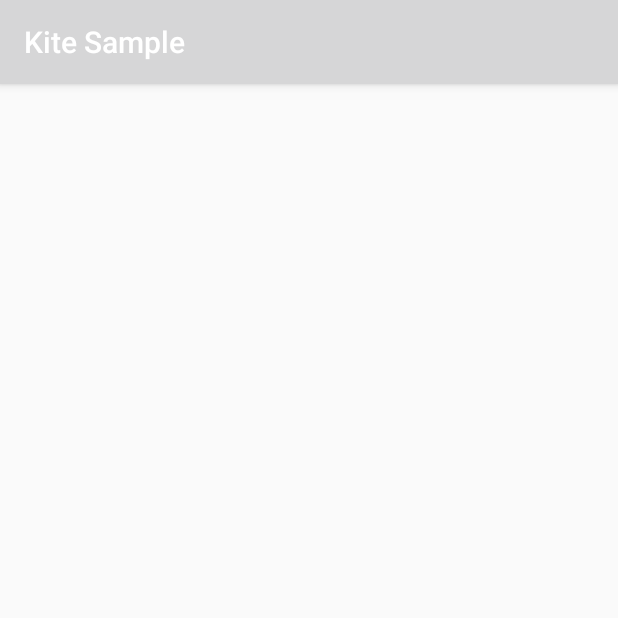
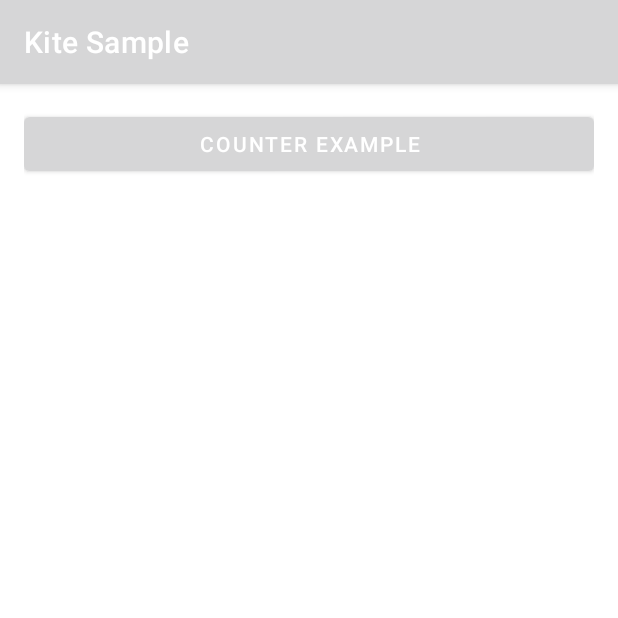
Before and after one commit to cats-oss/kite, an Android app: the screen it shows after launch (MainActivity), on a phone screen of 412 x 824 dp, the top half of it. Run offline under Robolectric (Android 15) with nearby library versions, the phone set to English and light mode, and no system bars.

Commit message:
Sample Base

```diff
--- /dev/null
+++ b/kite-sample/src/main/java/jp/co/cyberagent/kite/sample/HomeFragment.kt
@@ -0,0 +1,17 @@
+package jp.co.cyberagent.kite.sample
+
+import android.os.Bundle
+import android.view.View
+import androidx.fragment.app.Fragment
+import androidx.navigation.fragment.findNavController
+import jp.co.cyberagent.kite.sample.databinding.FragmentHomeBinding
+
+class HomeFragment : Fragment(R.layout.fragment_home) {
+
+  override fun onViewCreated(view: View, savedInstanceState: Bundle?) {
+    val binding = FragmentHomeBinding.bind(view)
+    binding.buttonCounterExample.setOnClickListener {
+      findNavController().navigate(MainGraph.Action.toCounterExample)
+    }
+  }
+}
--- a/kite-sample/src/main/java/jp/co/cyberagent/kite/sample/MainActivity.kt
+++ b/kite-sample/src/main/java/jp/co/cyberagent/kite/sample/MainActivity.kt
@@ -1,6 +1,30 @@
 package jp.co.cyberagent.kite.sample
 
+import android.os.Bundle
 import androidx.appcompat.app.AppCompatActivity
+import androidx.navigation.createGraph
+import androidx.navigation.fragment.NavHostFragment
+import androidx.navigation.fragment.fragment
+import jp.co.cyberagent.kite.sample.counter.CounterExampleFragment
 
 class MainActivity : AppCompatActivity() {
+
+  override fun onCreate(savedInstanceState: Bundle?) {
+    super.onCreate(savedInstanceState)
+    setContentView(R.layout.activity_main)
+
+    val navHostFragment = supportFragmentManager.findFragmentById(R.id.nav_host) as NavHostFragment
+
+    navHostFragment.navController.apply {
+      graph = createGraph(MainGraph.id, MainGraph.Dest.home) {
+        fragment<HomeFragment>(MainGraph.Dest.home) {
+          action(MainGraph.Action.toCounterExample) {
+            destinationId = MainGraph.Dest.counterExample
+          }
+        }
+
+        fragment<CounterExampleFragment>(MainGraph.Dest.counterExample)
+      }
+    }
+  }
 }
--- /dev/null
+++ b/kite-sample/src/main/java/jp/co/cyberagent/kite/sample/MainGraph.kt
@@ -0,0 +1,17 @@
+package jp.co.cyberagent.kite.sample
+
+object MainGraph {
+
+  private var idCount = 1
+
+  val id = idCount++
+
+  object Dest {
+    val home = idCount++
+    val counterExample = idCount++
+  }
+
+  object Action {
+    val toCounterExample = idCount++
+  }
+}
--- a/kite-sample/src/main/res/layout/activity_main.xml
+++ b/kite-sample/src/main/res/layout/activity_main.xml
@@ -1,10 +1,18 @@
 <?xml version="1.0" encoding="utf-8"?>
-<androidx.constraintlayout.widget.ConstraintLayout xmlns:android="http://schemas.android.com/apk/res/android"
+<FrameLayout xmlns:android="http://schemas.android.com/apk/res/android"
+  xmlns:app="http://schemas.android.com/apk/res-auto"
   xmlns:tools="http://schemas.android.com/tools"
   android:layout_width="match_parent"
   android:layout_height="match_parent"
-  android:animateLayoutChanges="true"
   tools:context=".MainActivity"
   >
 
-</androidx.constraintlayout.widget.ConstraintLayout>
+  <androidx.fragment.app.FragmentContainerView
+    android:id="@+id/nav_host"
+    android:name="androidx.navigation.fragment.NavHostFragment"
+    android:layout_width="match_parent"
+    android:layout_height="match_parent"
+    app:defaultNavHost="true"
+    />
+
+</FrameLayout>
--- /dev/null
+++ b/kite-sample/src/main/res/layout/fragment_counter_exaple.xml
@@ -0,0 +1,6 @@
+<?xml version="1.0" encoding="utf-8"?>
+<androidx.constraintlayout.widget.ConstraintLayout
+    xmlns:android="http://schemas.android.com/apk/res/android" android:layout_width="match_parent"
+    android:layout_height="match_parent">
+
+</androidx.constraintlayout.widget.ConstraintLayout>
--- /dev/null
+++ b/kite-sample/src/main/res/layout/fragment_home.xml
@@ -0,0 +1,17 @@
+<?xml version="1.0" encoding="utf-8"?>
+<LinearLayout xmlns:android="http://schemas.android.com/apk/res/android"
+  android:layout_width="match_parent"
+  android:layout_height="match_parent"
+  android:padding="16dp"
+  android:orientation="vertical"
+  android:gravity="center_horizontal"
+  >
+
+  <Button
+    android:id="@+id/button_counter_example"
+    android:layout_width="match_parent"
+    android:layout_height="wrap_content"
+    android:text="Counter Example"
+    />
+
+</LinearLayout>
--- a/kite-sample/src/main/res/values/styles.xml
+++ b/kite-sample/src/main/res/values/styles.xml
@@ -1,7 +1,7 @@
 <resources>
 
   <!-- Base application theme. -->
-  <style name="AppTheme" parent="Theme.AppCompat.Light.DarkActionBar">
+  <style name="AppTheme" parent="Theme.MaterialComponents.DayNight.DarkActionBar">
     <!-- Customize your theme here. -->
     <item name="colorPrimary">@color/colorPrimary</item>
     <item name="colorPrimaryDark">@color/colorPrimaryDark</item>
```
Also changed, not shown: buildSrc/src/main/java/module-config.gradle.kts (+10 -0 lines), kite-sample/build.gradle.kts (+13 -0 lines), kite-sample/src/main/java/jp/co/cyberagent/kite/sample/counter/CounterExampleFragment.kt (added, +8 -0 lines), 1 other file.
